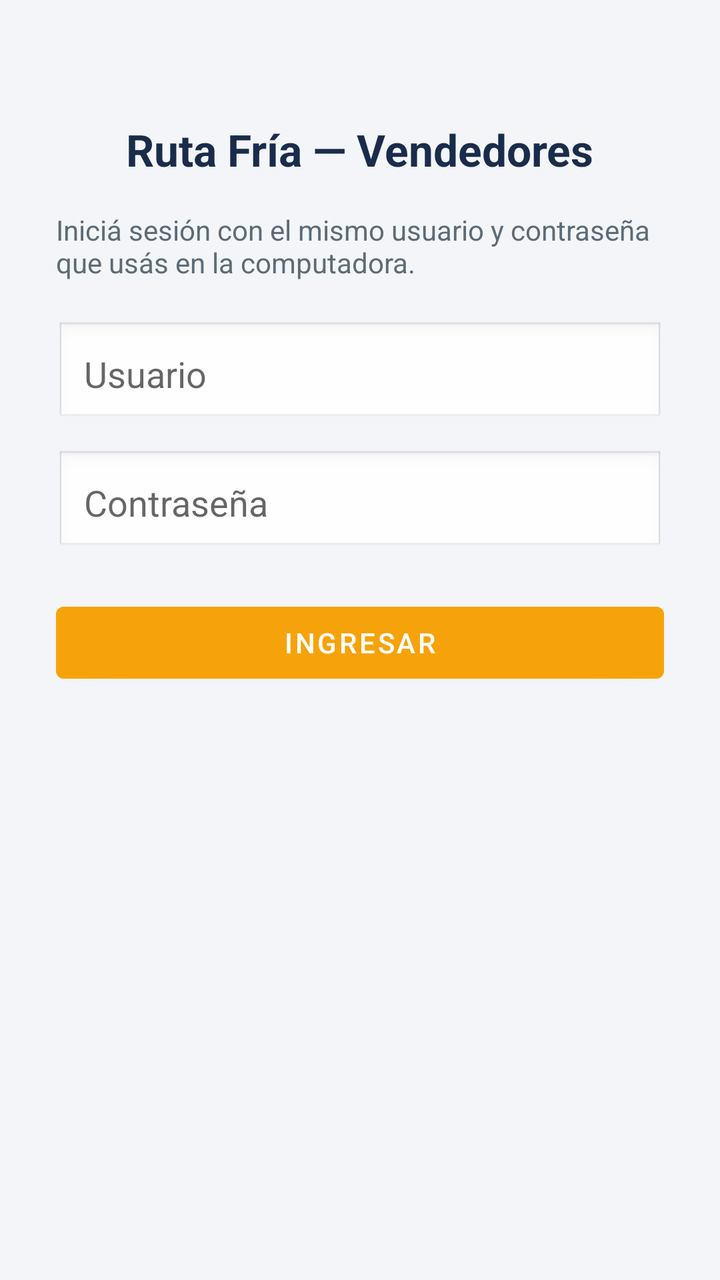
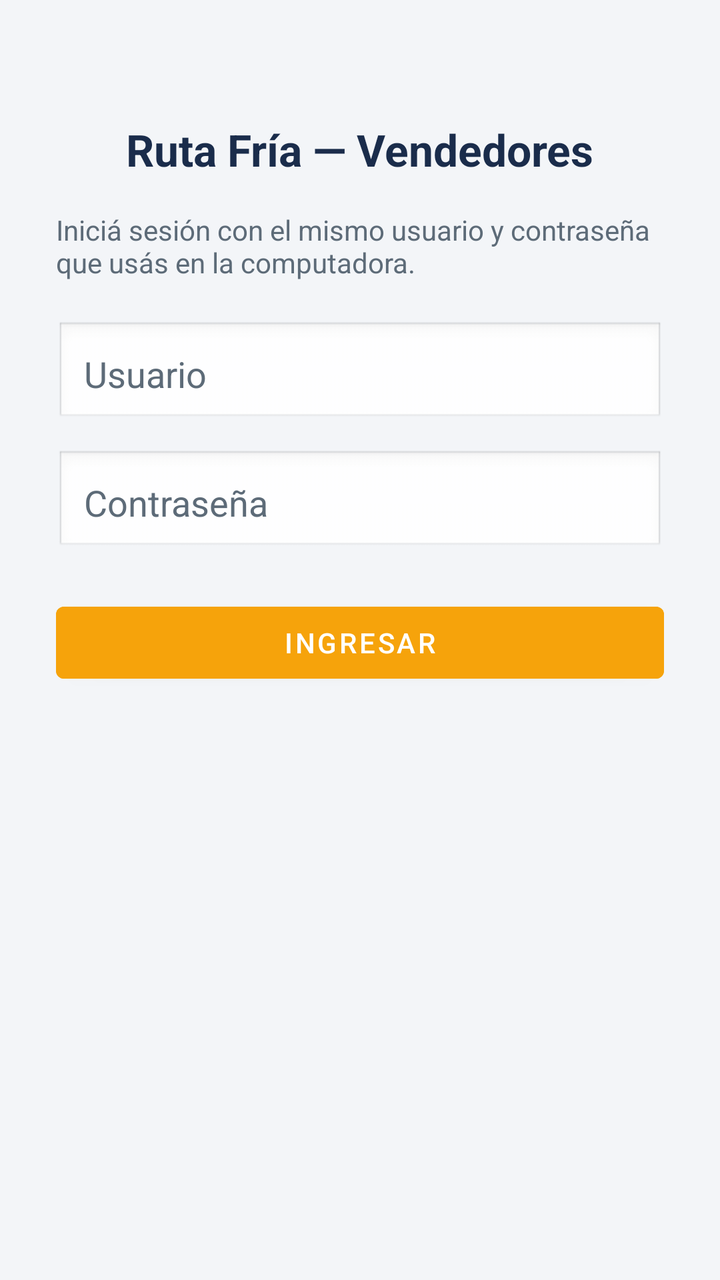

An Android layout rendered at two revisions. The XML below is the earlier revision; the diff shows what the commit changed to produce the second picture.
<!-- AndroidManifest.xml: application theme Theme.RutaFriaApp -->
<!-- res/layout/activity_main.xml -->
<?xml version="1.0" encoding="utf-8"?>
<ScrollView xmlns:android="http://schemas.android.com/apk/res/android"
    android:layout_width="match_parent"
    android:layout_height="match_parent"
    android:fillViewport="true"
    android:background="@color/bg">

    <LinearLayout
        android:layout_width="match_parent"
        android:layout_height="wrap_content"
        android:orientation="vertical"
        android:padding="28dp"
        android:gravity="center_horizontal">

        <TextView
            android:id="@+id/textoTitulo"
            android:layout_width="wrap_content"
            android:layout_height="wrap_content"
            android:layout_marginTop="32dp"
            android:text="@string/titulo_login"
            android:textColor="@color/navy"
            android:textSize="22sp"
            android:textStyle="bold" />

        
        <LinearLayout
            android:id="@+id/grupoLogin"
            android:layout_width="match_parent"
            android:layout_height="wrap_content"
            android:orientation="vertical"
            android:layout_marginTop="8dp">

            <TextView
                android:layout_width="match_parent"
                android:layout_height="wrap_content"
                android:layout_marginTop="8dp"
                android:layout_marginBottom="20dp"
                android:text="@string/subtitulo_login"
                android:textColor="@color/ink_soft"
                android:textSize="14sp" />

            <EditText
                android:id="@+id/campoUsuario"
                android:layout_width="match_parent"
                android:layout_height="wrap_content"
                android:autofillHints="username"
                android:hint="@string/hint_usuario"
                android:inputType="text"
                android:padding="14dp"
                android:background="@android:drawable/edit_text" />

            <EditText
                android:id="@+id/campoPassword"
                android:layout_width="match_parent"
                android:layout_height="wrap_content"
                android:layout_marginTop="12dp"
                android:autofillHints="password"
                android:hint="@string/hint_password"
                android:inputType="textPassword"
                android:padding="14dp"
                android:background="@android:drawable/edit_text" />

            <com.google.android.material.button.MaterialButton
                android:id="@+id/botonIngresar"
                android:layout_width="match_parent"
                android:layout_height="wrap_content"
                android:layout_marginTop="20dp"
                android:backgroundTint="@color/orange"
                android:text="@string/boton_ingresar"
                android:textColor="@color/white" />

            <TextView
                android:id="@+id/textoErrorLogin"
                android:layout_width="match_parent"
                android:layout_height="wrap_content"
                android:layout_marginTop="14dp"
                android:textColor="#B3261E"
                android:visibility="gone" />

        </LinearLayout>

        
        <LinearLayout
            android:id="@+id/grupoSesion"
            android:layout_width="match_parent"
            android:layout_height="wrap_content"
            android:orientation="vertical"
            android:layout_marginTop="8dp"
            android:visibility="gone">

            <TextView
                android:id="@+id/textoSaludo"
                android:layout_width="match_parent"
                android:layout_height="wrap_content"
                android:layout_marginTop="8dp"
                android:textColor="@color/ink"
                android:textSize="16sp"
                android:textStyle="bold" />

            <TextView
                android:id="@+id/textoEstado"
                android:layout_width="match_parent"
                android:layout_height="wrap_content"
                android:layout_marginTop="10dp"
                android:text="@string/sesion_lista"
                android:textColor="@color/ink_soft" />

            <com.google.android.material.button.MaterialButton
                android:id="@+id/botonPermisoUbicacion"
                android:layout_width="match_parent"
                android:layout_height="wrap_content"
                android:layout_marginTop="20dp"
                android:backgroundTint="@color/orange"
                android:text="@string/permiso_ubicacion_boton"
                android:visibility="gone" />

            <com.google.android.material.button.MaterialButton
                android:id="@+id/botonPermisoNotificaciones"
                android:layout_width="match_parent"
                android:layout_height="wrap_content"
                android:layout_marginTop="12dp"
                android:backgroundTint="@color/orange"
                android:text="@string/permiso_notificaciones_boton"
                android:visibility="gone" />

            <com.google.android.material.button.MaterialButton
                android:id="@+id/botonCerrarSesion"
                style="@style/Widget.MaterialComponents.Button.OutlinedButton"
                android:layout_width="match_parent"
                android:layout_height="wrap_content"
                android:layout_marginTop="28dp"
                android:text="@string/boton_cerrar_sesion" />

        </LinearLayout>

    </LinearLayout>
</ScrollView>
<!-- resources referenced by this layout -->
<resources>
  <color name="bg">#F3F5F8</color>
  <color name="ink">#16232F</color>
  <color name="ink_soft">#5D6B78</color>
  <color name="navy">#1A2C4B</color>
  <color name="orange">#F6A30B</color>
  <color name="white">#FFFFFF</color>
  <string name="boton_cerrar_sesion">Cerrar sesión</string>
  <string name="boton_ingresar">Ingresar</string>
  <string name="hint_password">Contraseña</string>
  <string name="hint_usuario">Usuario</string>
  <string name="permiso_notificaciones_boton">Dar permiso de notificaciones</string>
  <string name="permiso_ubicacion_boton">Dar permiso de ubicación</string>
  <string name="sesion_lista">Todo listo. Podés dejar la app minimizada — cuando en Ruta Fría te pidan la ubicación, esta pantalla no hace falta que esté abierta.</string>
  <string name="subtitulo_login">Iniciá sesión con el mismo usuario y contraseña que usás en la computadora.</string>
  <string name="titulo_login">Ruta Fría — Vendedores</string>
  <style name="Theme.RutaFriaApp" parent="Theme.MaterialComponents.DayNight.NoActionBar">
          <item name="colorPrimary">@color/navy</item>
          <item name="colorPrimaryDark">@color/navy_deep</item>
          <item name="colorAccent">@color/orange</item>
          <item name="android:windowBackground">@color/bg</item>
          <item name="android:statusBarColor" tools:targetApi="l">@color/navy_deep</item>
      </style>
  <color name="navy_deep">#101D33</color>
</resources>

<!-- the commit's change to res/layout/activity_main.xml (unified diff, before → after) -->
@@ -47,6 +47,8 @@
                 android:hint="@string/hint_usuario"
                 android:inputType="text"
                 android:padding="14dp"
+                android:textColor="@color/ink"
+                android:textColorHint="@color/ink_soft"
                 android:background="@android:drawable/edit_text" />
 
             <EditText
@@ -58,6 +60,8 @@
                 android:hint="@string/hint_password"
                 android:inputType="textPassword"
                 android:padding="14dp"
+                android:textColor="@color/ink"
+                android:textColorHint="@color/ink_soft"
                 android:background="@android:drawable/edit_text" />
 
             <com.google.android.material.button.MaterialButton
<!-- resource entries referenced after the edit -->
@@ -15,7 +15,7 @@
   <string name="sesion_lista">Todo listo. Podés dejar la app minimizada — cuando en Ruta Fría te pidan la ubicación, esta pantalla no hace falta que esté abierta.</string>
   <string name="subtitulo_login">Iniciá sesión con el mismo usuario y contraseña que usás en la computadora.</string>
   <string name="titulo_login">Ruta Fría — Vendedores</string>
-  <style name="Theme.RutaFriaApp" parent="Theme.MaterialComponents.DayNight.NoActionBar">
+  <style name="Theme.RutaFriaApp" parent="Theme.MaterialComponents.Light.NoActionBar">
           <item name="colorPrimary">@color/navy</item>
           <item name="colorPrimaryDark">@color/navy_deep</item>
           <item name="colorAccent">@color/orange</item>
